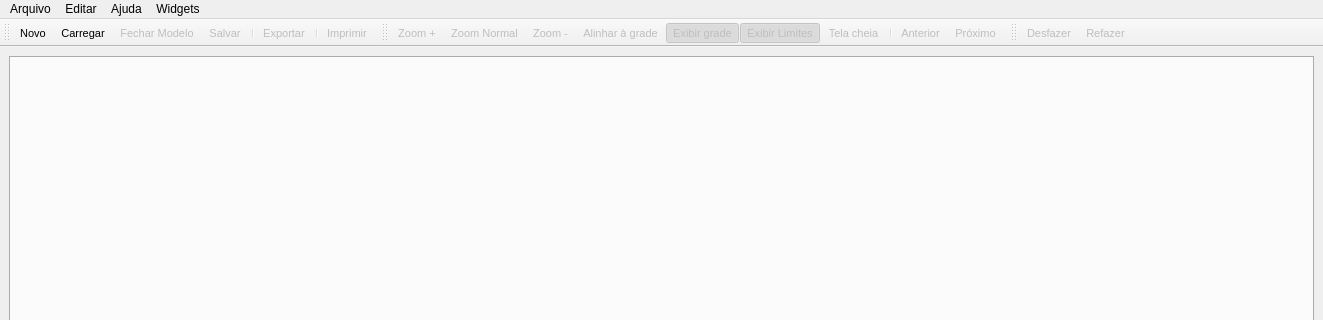
Before: the Qt Designer form pgmodeler_ui/ui/formprincipal.ui in erdincay/pgmodeler-old, drawn with Qt 5; both pictures show x 0 to 1323 and y 0 to 320 of the 1323 by 480 pixel window.
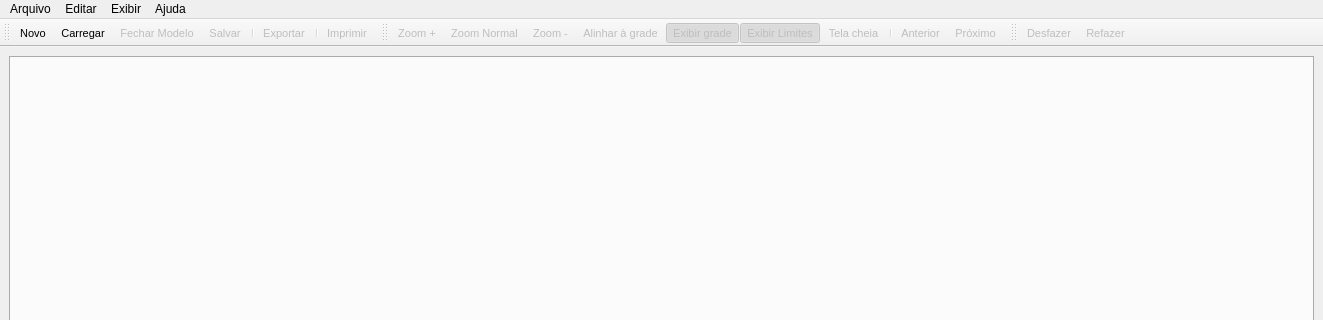
After: the same form once the commit is applied. Icons and pictures are not drawn.

```diff
--- a/pgmodeler_ui/ui/formprincipal.ui
+++ b/pgmodeler_ui/ui/formprincipal.ui
@@ -125,13 +125,13 @@
    </widget>
    <widget class="QMenu" name="menuExibir">
     <property name="title">
-     <string>Widgets</string>
+     <string>Exibir</string>
     </property>
    </widget>
    <addaction name="menuArquivo"/>
    <addaction name="menuEditar"/>
-   <addaction name="menuSobre"/>
    <addaction name="menuExibir"/>
+   <addaction name="menuSobre"/>
   </widget>
   <widget class="QStatusBar" name="statusbar"/>
   <widget class="QToolBar" name="arquivo_tb">
```
Left out of the diff: 83 changed lines with no effect on the pictures.
